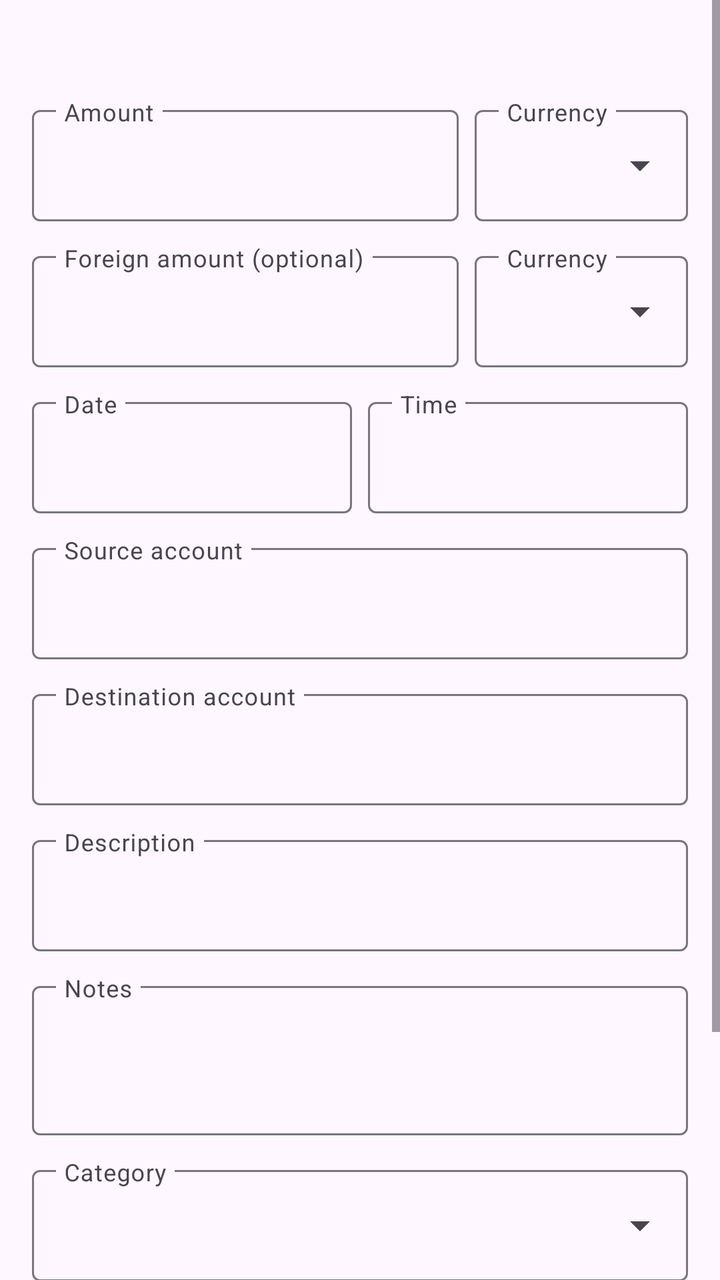
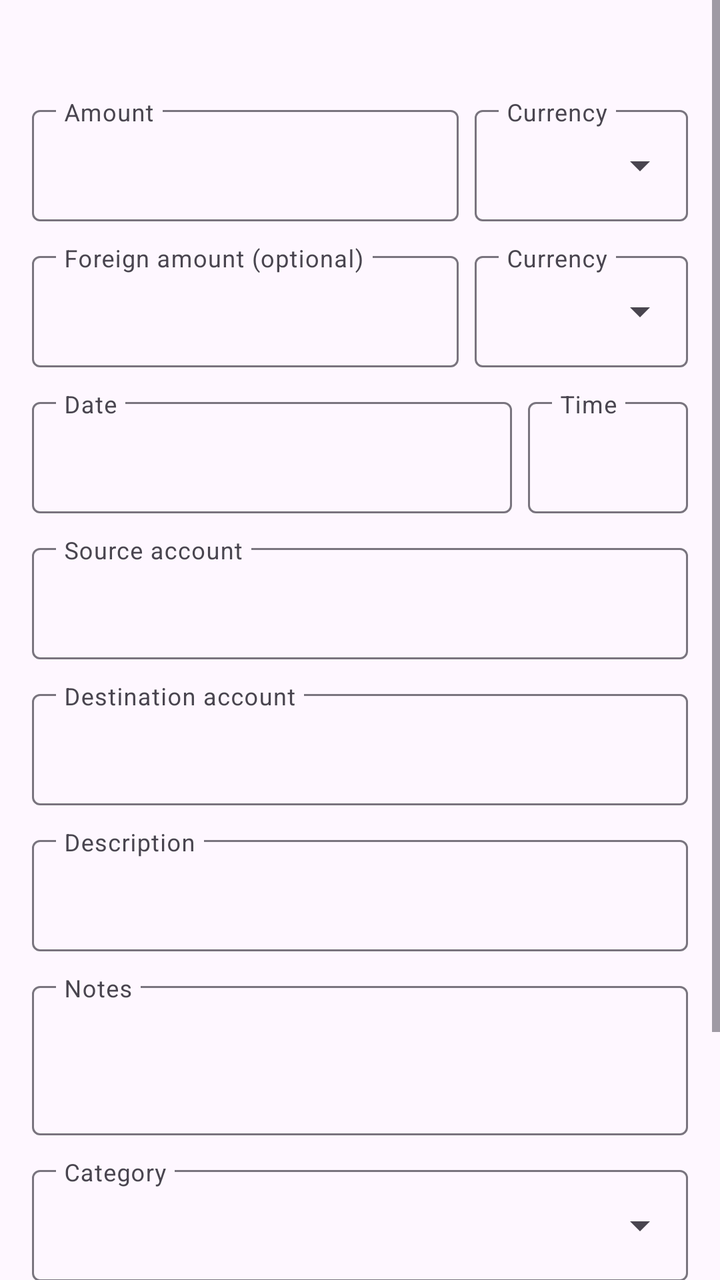

The first picture is an Android layout as it rendered before a commit; the second is the same layout after the commit. The layout source and the unified diff follow.
<!-- AndroidManifest.xml: application theme Theme.FfNotifyImporter -->
<!-- res/layout/fragment_create_transaction.xml -->
<?xml version="1.0" encoding="utf-8"?>
<ScrollView xmlns:android="http://schemas.android.com/apk/res/android"
    xmlns:app="http://schemas.android.com/apk/res-auto"
    android:layout_width="match_parent"
    android:layout_height="match_parent">

    <LinearLayout
        android:layout_width="match_parent"
        android:layout_height="wrap_content"
        android:orientation="vertical"
        android:padding="16dp">

        <TextView
            android:id="@+id/ruleLabelText"
            android:layout_width="match_parent"
            android:layout_height="wrap_content"
            android:layout_marginBottom="12dp"
            android:textColor="#888888"
            android:textSize="13sp"
            android:visibility="gone" />

        <TextView
            android:id="@+id/alreadyLinkedWarningText"
            android:layout_width="match_parent"
            android:layout_height="wrap_content"
            android:layout_marginBottom="16dp"
            android:textColor="?attr/colorError"
            android:textStyle="bold"
            android:textSize="14sp"
            android:visibility="gone" />

        <TextView
            android:id="@+id/kindText"
            android:layout_width="match_parent"
            android:layout_height="wrap_content"
            android:layout_marginBottom="16dp"
            android:textColor="#888888"
            android:textSize="13sp" />

        <LinearLayout
            android:layout_width="match_parent"
            android:layout_height="wrap_content"
            android:layout_marginBottom="12dp"
            android:orientation="horizontal">

            <com.google.android.material.textfield.TextInputLayout
                android:layout_width="0dp"
                android:layout_height="wrap_content"
                android:layout_marginEnd="8dp"
                android:layout_weight="2"
                android:hint="@string/create_tx_field_amount"
                app:expandedHintEnabled="false">

                <com.google.android.material.textfield.TextInputEditText
                    android:id="@+id/amountInput"
                    android:layout_width="match_parent"
                    android:layout_height="wrap_content"
                    android:inputType="numberDecimal" />

            </com.google.android.material.textfield.TextInputLayout>

            <com.google.android.material.textfield.TextInputLayout
                android:id="@+id/currencyCodeLayout"
                android:layout_width="0dp"
                android:layout_height="wrap_content"
                android:layout_weight="1"
                android:hint="@string/create_tx_field_currency"
                app:expandedHintEnabled="false"
                app:endIconMode="custom"
                app:endIconDrawable="@drawable/ic_dropdown"
                app:endIconContentDescription="@string/rule_pick_currency">

                <com.google.android.material.textfield.TextInputEditText
                    android:id="@+id/currencyCodeInput"
                    android:layout_width="match_parent"
                    android:layout_height="wrap_content"
                    android:inputType="textCapCharacters"
                    android:maxLines="1" />

            </com.google.android.material.textfield.TextInputLayout>

        </LinearLayout>

        <LinearLayout
            android:layout_width="match_parent"
            android:layout_height="wrap_content"
            android:layout_marginBottom="12dp"
            android:orientation="horizontal">

            <com.google.android.material.textfield.TextInputLayout
                android:layout_width="0dp"
                android:layout_height="wrap_content"
                android:layout_marginEnd="8dp"
                android:layout_weight="2"
                android:hint="@string/create_tx_field_foreign_amount"
                app:expandedHintEnabled="false">

                <com.google.android.material.textfield.TextInputEditText
                    android:id="@+id/foreignAmountInput"
                    android:layout_width="match_parent"
                    android:layout_height="wrap_content"
                    android:inputType="numberDecimal" />

            </com.google.android.material.textfield.TextInputLayout>

            <com.google.android.material.textfield.TextInputLayout
                android:id="@+id/foreignCurrencyCodeLayout"
                android:layout_width="0dp"
                android:layout_height="wrap_content"
                android:layout_weight="1"
                android:hint="@string/create_tx_field_currency"
                app:expandedHintEnabled="false"
                app:endIconMode="custom"
                app:endIconDrawable="@drawable/ic_dropdown"
                app:endIconContentDescription="@string/rule_pick_currency">

                <com.google.android.material.textfield.TextInputEditText
                    android:id="@+id/foreignCurrencyCodeInput"
                    android:layout_width="match_parent"
                    android:layout_height="wrap_content"
                    android:inputType="textCapCharacters"
                    android:maxLines="1" />

            </com.google.android.material.textfield.TextInputLayout>

        </LinearLayout>

        <LinearLayout
            android:layout_width="match_parent"
            android:layout_height="wrap_content"
            android:layout_marginBottom="12dp"
            android:orientation="horizontal">

            <com.google.android.material.textfield.TextInputLayout
                android:layout_width="0dp"
                android:layout_height="wrap_content"
                android:layout_marginEnd="8dp"
                android:layout_weight="1"
                android:hint="@string/create_tx_field_date"
                app:expandedHintEnabled="false">

                <com.google.android.material.textfield.TextInputEditText
                    android:id="@+id/transactionDateInput"
                    android:layout_width="match_parent"
                    android:layout_height="wrap_content"
                    android:cursorVisible="false"
                    android:focusable="false"
                    android:inputType="none" />

            </com.google.android.material.textfield.TextInputLayout>

            <com.google.android.material.textfield.TextInputLayout
                android:layout_width="0dp"
                android:layout_height="wrap_content"
                android:layout_weight="1"
                android:hint="@string/create_tx_field_time"
                app:expandedHintEnabled="false">

                <com.google.android.material.textfield.TextInputEditText
                    android:id="@+id/transactionTimeInput"
                    android:layout_width="match_parent"
                    android:layout_height="wrap_content"
                    android:cursorVisible="false"
                    android:focusable="false"
                    android:inputType="none" />

            </com.google.android.material.textfield.TextInputLayout>

        </LinearLayout>

        <com.google.android.material.textfield.TextInputLayout
            android:id="@+id/sourceAccountLayout"
            android:layout_width="match_parent"
            android:layout_height="wrap_content"
            android:layout_marginBottom="12dp"
            android:hint="@string/create_tx_field_source_account"
            app:expandedHintEnabled="false">

            <com.google.android.material.textfield.TextInputEditText
                android:id="@+id/sourceAccountInput"
                android:layout_width="match_parent"
                android:layout_height="wrap_content" />

        </com.google.android.material.textfield.TextInputLayout>

        <com.google.android.material.textfield.TextInputLayout
            android:id="@+id/destinationAccountLayout"
            android:layout_width="match_parent"
            android:layout_height="wrap_content"
            android:layout_marginBottom="12dp"
            android:hint="@string/create_tx_field_destination_account"
            app:expandedHintEnabled="false">

            <com.google.android.material.textfield.TextInputEditText
                android:id="@+id/destinationAccountInput"
                android:layout_width="match_parent"
                android:layout_height="wrap_content" />

        </com.google.android.material.textfield.TextInputLayout>

        <com.google.android.material.textfield.TextInputLayout
            android:layout_width="match_parent"
            android:layout_height="wrap_content"
            android:layout_marginBottom="12dp"
            android:hint="@string/create_tx_field_description"
            app:expandedHintEnabled="false">

            <com.google.android.material.textfield.TextInputEditText
                android:id="@+id/descriptionInput"
                android:layout_width="match_parent"
                android:layout_height="wrap_content" />

        </com.google.android.material.textfield.TextInputLayout>

        <com.google.android.material.textfield.TextInputLayout
            android:layout_width="match_parent"
            android:layout_height="wrap_content"
            android:layout_marginBottom="12dp"
            android:hint="@string/create_tx_field_notes"
            app:expandedHintEnabled="false">

            <com.google.android.material.textfield.TextInputEditText
                android:id="@+id/notesInput"
                android:layout_width="match_parent"
                android:layout_height="wrap_content"
                android:gravity="top"
                android:inputType="textMultiLine"
                android:minLines="2" />

        </com.google.android.material.textfield.TextInputLayout>

        <com.google.android.material.textfield.TextInputLayout
            android:id="@+id/categoryLayout"
            android:layout_width="match_parent"
            android:layout_height="wrap_content"
            android:layout_marginBottom="12dp"
            android:hint="@string/create_tx_field_category"
            app:expandedHintEnabled="false"
            app:endIconMode="custom"
            app:endIconDrawable="@drawable/ic_dropdown"
            app:endIconContentDescription="@string/create_tx_pick_category">

            <com.google.android.material.textfield.TextInputEditText
                android:id="@+id/categoryInput"
                android:layout_width="match_parent"
                android:layout_height="wrap_content" />

        </com.google.android.material.textfield.TextInputLayout>

        <com.google.android.material.textfield.TextInputLayout
            android:layout_width="match_parent"
            android:layout_height="wrap_content"
            android:layout_marginBottom="16dp"
            android:hint="@string/create_tx_field_tags"
            app:expandedHintEnabled="false">

            <com.google.android.material.textfield.TextInputEditText
                android:id="@+id/tagsInput"
                android:layout_width="match_parent"
                android:layout_height="wrap_content" />

        </com.google.android.material.textfield.TextInputLayout>

        <LinearLayout
            android:layout_width="match_parent"
            android:layout_height="wrap_content"
            android:orientation="horizontal">

            <View
                android:layout_width="0dp"
                android:layout_height="1dp"
                android:layout_weight="1" />

            <Button
                android:id="@+id/createTransactionButton"
                android:layout_width="wrap_content"
                android:layout_height="wrap_content"
                android:text="@string/test_match_create" />

        </LinearLayout>

    </LinearLayout>

</ScrollView>
<!-- resources referenced by this layout -->
<resources>
  <!-- drawable ic_dropdown (drawable) -->
  <?xml version="1.0" encoding="utf-8"?>
  <vector xmlns:android="http://schemas.android.com/apk/res/android"
      android:width="24dp"
      android:height="24dp"
      android:viewportWidth="24"
      android:viewportHeight="24"
      android:tint="?attr/colorOnSurfaceVariant">
      <path
          android:fillColor="#FF000000"
          android:pathData="M7,10l5,5 5,-5z" />
  </vector>
  <string name="create_tx_field_amount">Amount</string>
  <string name="create_tx_field_category">Category</string>
  <string name="create_tx_field_currency">Currency</string>
  <string name="create_tx_field_date">Date</string>
  <string name="create_tx_field_description">Description</string>
  <string name="create_tx_field_destination_account">Destination account</string>
  <string name="create_tx_field_foreign_amount">Foreign amount (optional)</string>
  <string name="create_tx_field_notes">Notes</string>
  <string name="create_tx_field_source_account">Source account</string>
  <string name="create_tx_field_tags">Tags (comma-separated)</string>
  <string name="create_tx_field_time">Time</string>
  <string name="create_tx_pick_category">Pick category</string>
  <string name="rule_pick_currency">Pick currency</string>
  <string name="test_match_create">Create transaction</string>
  <style name="Theme.FfNotifyImporter" parent="Theme.Material3.DayNight.NoActionBar" />
</resources>

<!-- the commit's change to res/layout/fragment_create_transaction.xml (unified diff, before → after) -->
@@ -135,7 +135,7 @@
                 android:layout_width="0dp"
                 android:layout_height="wrap_content"
                 android:layout_marginEnd="8dp"
-                android:layout_weight="1"
+                android:layout_weight="3"
                 android:hint="@string/create_tx_field_date"
                 app:expandedHintEnabled="false">
 
@@ -144,8 +144,10 @@
                     android:layout_width="match_parent"
                     android:layout_height="wrap_content"
                     android:cursorVisible="false"
+                    android:ellipsize="end"
                     android:focusable="false"
-                    android:inputType="none" />
+                    android:inputType="none"
+                    android:maxLines="1" />
 
             </com.google.android.material.textfield.TextInputLayout>
 
@@ -161,8 +163,10 @@
                     android:layout_width="match_parent"
                     android:layout_height="wrap_content"
                     android:cursorVisible="false"
+                    android:ellipsize="end"
                     android:focusable="false"
-                    android:inputType="none" />
+                    android:inputType="none"
+                    android:maxLines="1" />
 
             </com.google.android.material.textfield.TextInputLayout>
 
